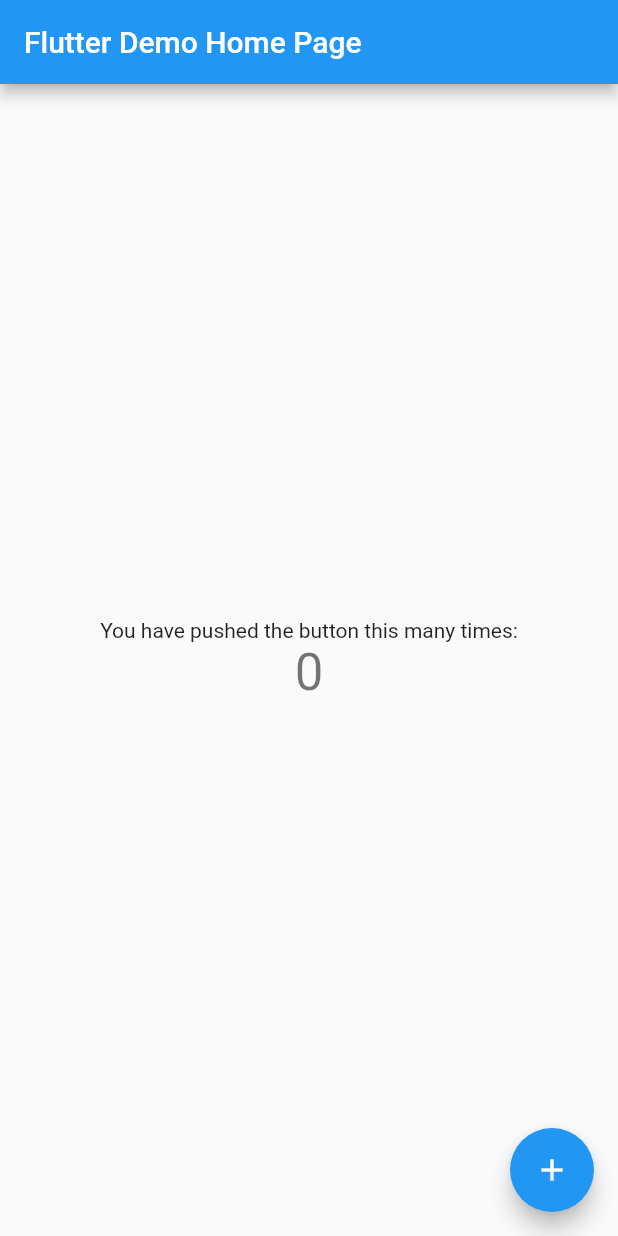
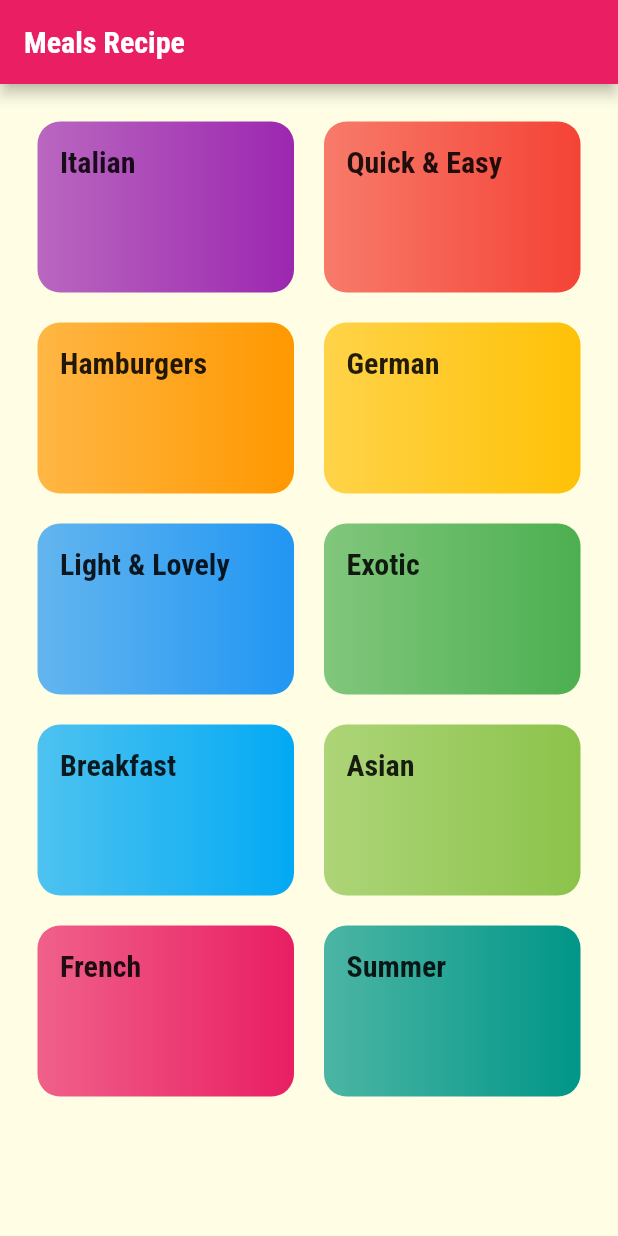
Before and after one commit to Sarath-Ra/Meals-App, a Flutter app: the screen it shows after launch, on a phone screen of 412 x 824 dp. Run offline on Flutter 3.47's test engine with Material 2 defaults, Android fonts, the phone set to English and light mode, and no system bars.

Commit message:
"created pages and added navigation"

```diff
--- /dev/null
+++ b/lib/categories_screen.dart
@@ -0,0 +1,28 @@
+import 'package:flutter/material.dart';
+import './dummy_data.dart';
+import './category_item.dart';
+
+class CategoriesScreen extends StatelessWidget {
+  const CategoriesScreen({super.key});
+
+  @override
+  Widget build(BuildContext context) {
+    return Scaffold(
+      appBar: AppBar(title: Text('Meals Recipe'), backgroundColor: Theme.of(context).primaryColor),
+      body: GridView(
+        padding: EdgeInsets.all(25),
+          gridDelegate: SliverGridDelegateWithMaxCrossAxisExtent(
+              maxCrossAxisExtent: 200,
+              childAspectRatio: 3 / 2,
+              crossAxisSpacing: 20,
+              mainAxisSpacing: 20),
+          children: DUMMY_CATEGORIES.map((catData) {
+            return CategoryItem(
+              catData.id,
+              catData.title,
+              catData.color
+            );
+          }).toList()),
+    );
+  }
+}
--- /dev/null
+++ b/lib/category_item.dart
@@ -0,0 +1,40 @@
+import 'package:flutter/material.dart';
+import 'package:mealsapp/category_meals_screen.dart';
+
+class CategoryItem extends StatelessWidget {
+  final String title;
+  final Color color;
+  final String id;
+
+  CategoryItem(this.id, this.title, this.color);
+
+  void selectCategory(BuildContext ctx) {
+    Navigator.of(ctx).push(MaterialPageRoute(builder: (_) {
+      return CategoryMealsScreen(id, title);
+    }));
+  }
+
+  @override
+  Widget build(BuildContext context) {
+    return InkWell(
+      onTap: () => selectCategory(context),
+      splashColor: Theme.of(context).primaryColor,
+      borderRadius: BorderRadius.circular(15),
+      child: Container(
+        padding: const EdgeInsets.all(15),
+        child: Text(
+          title,
+          style: Theme.of(context).textTheme.headline6,
+        ),
+        decoration: BoxDecoration(
+          gradient: LinearGradient(
+            colors: [color.withOpacity(0.7), color],
+            begin: Alignment.topLeft,
+            end: Alignment.topRight,
+          ),
+          borderRadius: BorderRadius.circular(15),
+        ),
+      ),
+    );
+  }
+}
--- /dev/null
+++ b/lib/category_meals_screen.dart
@@ -0,0 +1,21 @@
+import 'package:flutter/material.dart';
+
+class CategoryMealsScreen extends StatelessWidget {
+  final String categoryId;
+  final String categoryTitle;
+
+  CategoryMealsScreen(this.categoryId, this.categoryTitle);
+
+  @override
+  Widget build(BuildContext context) {
+    return Scaffold(
+      appBar: AppBar(
+        title: Text(categoryTitle),
+        backgroundColor: Theme.of(context).primaryColor,
+      ),
+      body: Center(
+        child: Text("The Recipes for the Category"),
+      ),
+    );
+  }
+}
--- /dev/null
+++ b/lib/dummy_data.dart
@@ -0,0 +1,56 @@
+import 'package:flutter/material.dart';
+
+import './models/category.dart';
+
+const DUMMY_CATEGORIES = const [
+  Category(
+    id: 'c1',
+    title: 'Italian',
+    color: Colors.purple,
+  ),
+  Category(
+    id: 'c2',
+    title: 'Quick & Easy',
+    color: Colors.red,
+  ),
+  Category(
+    id: 'c3',
+    title: 'Hamburgers',
+    color: Colors.orange,
+  ),
+  Category(
+    id: 'c4',
+    title: 'German',
+    color: Colors.amber,
+  ),
+  Category(
+    id: 'c5',
+    title: 'Light & Lovely',
+    color: Colors.blue,
+  ),
+  Category(
+    id: 'c6',
+    title: 'Exotic',
+    color: Colors.green,
+  ),
+  Category(
+    id: 'c7',
+    title: 'Breakfast',
+    color: Colors.lightBlue,
+  ),
+  Category(
+    id: 'c8',
+    title: 'Asian',
+    color: Colors.lightGreen,
+  ),
+  Category(
+    id: 'c9',
+    title: 'French',
+    color: Colors.pink,
+  ),
+  Category(
+    id: 'c10',
+    title: 'Summer',
+    color: Colors.teal,
+  ),
+];
--- a/lib/main.dart
+++ b/lib/main.dart
@@ -1,4 +1,6 @@
 import 'package:flutter/material.dart';
+
+import './categories_screen.dart';
 
 void main() {
   runApp(const MyApp());
@@ -7,109 +9,45 @@ void main() {
 class MyApp extends StatelessWidget {
   const MyApp({super.key});
 
-  // This widget is the root of your application.
   @override
   Widget build(BuildContext context) {
     return MaterialApp(
-      title: 'Flutter Demo',
-      theme: ThemeData(
-        // This is the theme of your application.
-        //
-        // Try running your application with "flutter run". You'll see the
-        // application has a blue toolbar. Then, without quitting the app, try
-        // changing the primarySwatch below to Colors.green and then invoke
-        // "hot reload" (press "r" in the console where you ran "flutter run",
-        // or simply save your changes to "hot reload" in a Flutter IDE).
-        // Notice that the counter didn't reset back to zero; the application
-        // is not restarted.
-        primarySwatch: Colors.blue,
-      ),
-      home: const MyHomePage(title: 'Flutter Demo Home Page'),
-    );
+        title: "Meals Recipe",
+        theme: ThemeData(
+            primaryColor: Colors.pink,
+            accentColor: Colors.amber,
+            canvasColor: Color.fromRGBO(255, 254, 229, 1),
+            fontFamily: 'Raleway',
+            textTheme: ThemeData.light().textTheme.copyWith(
+                  bodyText1: TextStyle(color: Color.fromRGBO(20, 51, 51, 1)),
+                  bodyText2: TextStyle(
+                    color: Color.fromRGBO(20, 51, 51, 1),
+                  ),
+                  headline6: TextStyle(
+                    fontSize: 20,
+                    fontFamily: 'RobotoCondensed',
+                    fontWeight: FontWeight.bold
+                  ),
+                )),
+        home: CategoriesScreen());
   }
 }
 
-class MyHomePage extends StatefulWidget {
-  const MyHomePage({super.key, required this.title});
+// class MyHomePage extends StatefulWidget {
+//   const MyHomePage({super.key});
 
-  // This widget is the home page of your application. It is stateful, meaning
-  // that it has a State object (defined below) that contains fields that affect
-  // how it looks.
+//   @override
+//   State<MyHomePage> createState() => _MyHomePageState();
+// }
 
-  // This class is the configuration for the state. It holds the values (in this
-  // case the title) provided by the parent (in this case the App widget) and
-  // used by the build method of the State. Fields in a Widget subclass are
-  // always marked "final".
-
-  final String title;
-
-  @override
-  State<MyHomePage> createState() => _MyHomePageState();
-}
-
-class _MyHomePageState extends State<MyHomePage> {
-  int _counter = 0;
-
-  void _incrementCounter() {
-    setState(() {
-      // This call to setState tells the Flutter framework that something has
-      // changed in this State, which causes it to rerun the build method below
-      // so that the display can reflect the updated values. If we changed
-      // _counter without calling setState(), then the build method would not be
-      // called again, and so nothing would appear to happen.
-      _counter++;
-    });
-  }
-
-  @override
-  Widget build(BuildContext context) {
-    // This method is rerun every time setState is called, for instance as done
-    // by the _incrementCounter method above.
-    //
-    // The Flutter framework has been optimized to make rerunning build methods
-    // fast, so that you can just rebuild anything that needs updating rather
-    // than having to individually change instances of widgets.
-    return Scaffold(
-      appBar: AppBar(
-        // Here we take the value from the MyHomePage object that was created by
-        // the App.build method, and use it to set our appbar title.
-        title: Text(widget.title),
-      ),
-      body: Center(
-        // Center is a layout widget. It takes a single child and positions it
-        // in the middle of the parent.
-        child: Column(
-          // Column is also a layout widget. It takes a list of children and
-          // arranges them vertically. By default, it sizes itself to fit its
-          // children horizontally, and tries to be as tall as its parent.
-          //
-          // Invoke "debug painting" (press "p" in the console, choose the
-          // "Toggle Debug Paint" action from the Flutter Inspector in Android
-          // Studio, or the "Toggle Debug Paint" command in Visual Studio Code)
-          // to see the wireframe for each widget.
-          //
-          // Column has various properties to control how it sizes itself and
-          // how it positions its children. Here we use mainAxisAlignment to
-          // center the children vertically; the main axis here is the vertical
-          // axis because Columns are vertical (the cross axis would be
-          // horizontal).
-          mainAxisAlignment: MainAxisAlignment.center,
-          children: <Widget>[
-            const Text(
-              'You have pushed the button this many times:',
-            ),
-            Text(
-              '$_counter',
-              style: Theme.of(context).textTheme.headlineMedium,
-            ),
-          ],
-        ),
-      ),
-      floatingActionButton: FloatingActionButton(
-        onPressed: _incrementCounter,
-        tooltip: 'Increment',
-        child: const Icon(Icons.add),
-      ), // This trailing comma makes auto-formatting nicer for build methods.
-    );
-  }
-}
+// class _MyHomePageState extends State<MyHomePage> {
+//   @override
+//   Widget build(BuildContext context) {
+//     return Scaffold(
+//       appBar: AppBar(
+//         title: Text("Meals Recipe"),
+//       ),
+//       body: Center(child: Text("Navigation Time")),
+//     );
+//   }
+// }
--- /dev/null
+++ b/lib/models/category.dart
@@ -0,0 +1,9 @@
+import 'package:flutter/material.dart';
+
+class Category {
+  final String id;
+  final String title;
+  final Color color;
+
+  const Category({required this.id, required this.title, this.color = Colors.orange});
+}
```
Also changed, not shown: pubspec.yaml (+18 -6 lines), assets/fonts/Raleway-Black.ttf (added), assets/fonts/Raleway-Bold.ttf (added), assets/fonts/Raleway-Regular.ttf (added), assets/fonts/RobotoCondensed-Bold.ttf (added), assets/fonts/RobotoCondensed-Italic.ttf (added), assets/fonts/RobotoCondensed-Light.ttf (added), assets/fonts/RobotoCondensed-Regular.ttf (added).
